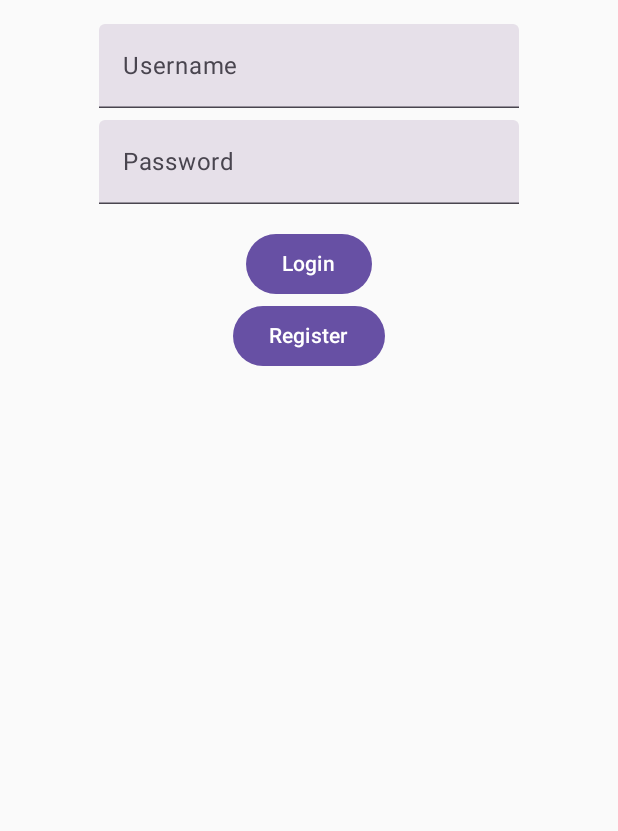
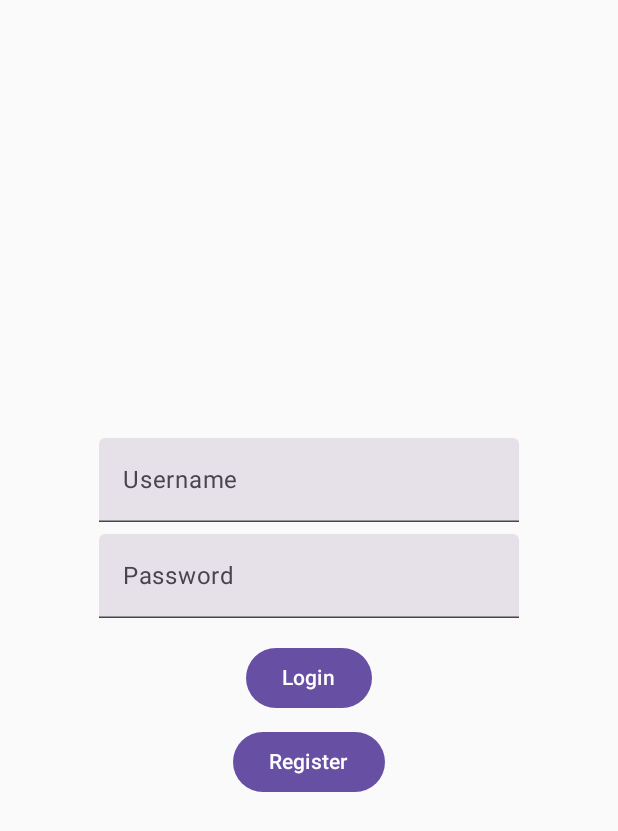
Before and after one commit to adeirjunior/bondbox, an Android app built with Jetpack Compose: the screen it shows after launch (MainActivity), after a tap on "Register", on a phone screen of 412 x 824 dp. Shown: the top 831 px of the screen. Run offline under Robolectric (Android 15) with nearby library versions, the phone set to English and light mode, and no system bars; our stand-ins replace Room's generated code.

```diff
--- a/app/src/main/java/me/adeir/bondbox/MainActivity.kt
+++ b/app/src/main/java/me/adeir/bondbox/MainActivity.kt
@@ -23,10 +23,12 @@ class MainActivity : ComponentActivity() {
         setContent {
             val navController = rememberNavController()
             val userViewModel: UserViewModel = viewModel()
-
             val loggedInUser by userViewModel.loggedInUser.collectAsState()
 
-            NavHost(navController, startDestination = "login") {
+            // Define a página inicial dinamicamente
+            val startDestination = if (loggedInUser == null) "login" else "friends"
+
+            NavHost(navController, startDestination = startDestination) {
                 composable("login") { LoginScreen(userViewModel, navController) }
                 composable("friends") {
                     loggedInUser?.let { user ->
@@ -45,7 +47,6 @@ class MainActivity : ComponentActivity() {
                     val friendId = backStackEntry.arguments?.getString("friendId")?.toIntOrNull()
                     AddEditFriendScreen(viewModel, userViewModel, navController, friendId)
                 }
-
             }
         }
     }
--- a/app/src/main/java/me/adeir/bondbox/data/dao/UserDao.kt
+++ b/app/src/main/java/me/adeir/bondbox/data/dao/UserDao.kt
@@ -4,13 +4,20 @@ import androidx.room.Dao
 import androidx.room.Insert
 import androidx.room.OnConflictStrategy
 import androidx.room.Query
+import androidx.room.Update
 import me.adeir.bondbox.data.model.User
 
 @Dao
 interface UserDao {
+    @Query("SELECT * FROM users LIMIT 1")
+    suspend fun getUser(): User?
+
     @Insert(onConflict = OnConflictStrategy.REPLACE)
     suspend fun insertUser(user: User)
 
-    @Query("SELECT * FROM users WHERE username = :username LIMIT 1")
-    suspend fun getUser(username: String): User?
+    @Update
+    suspend fun updateUser(user: User)
+
+    @Query("DELETE FROM users")
+    suspend fun deleteUser()
 }
--- a/app/src/main/java/me/adeir/bondbox/data/model/User.kt
+++ b/app/src/main/java/me/adeir/bondbox/data/model/User.kt
@@ -5,7 +5,7 @@ import androidx.room.PrimaryKey
 
 @Entity(tableName = "users")
 data class User(
-    @PrimaryKey(autoGenerate = true) val id: Int = 0,
+    @PrimaryKey val id: Int = 1,
     val username: String,
     val password: String
 )
--- a/app/src/main/java/me/adeir/bondbox/ui/LoginScreen.kt
+++ b/app/src/main/java/me/adeir/bondbox/ui/LoginScreen.kt
@@ -1,5 +1,7 @@
 package me.adeir.bondbox.ui
 
+import android.widget.Toast
+import androidx.compose.foundation.layout.Arrangement
 import androidx.compose.foundation.layout.Column
 import androidx.compose.foundation.layout.Spacer
 import androidx.compose.foundation.layout.fillMaxSize
@@ -9,8 +11,11 @@ import androidx.compose.material3.Button
 import androidx.compose.material3.Text
 import androidx.compose.material3.TextField
 import androidx.compose.runtime.Composable
+import androidx.compose.runtime.collectAsState
+import androidx.compose.runtime.getValue
 import androidx.compose.ui.Alignment
 import androidx.compose.ui.Modifier
+import androidx.compose.ui.platform.LocalContext
 import androidx.compose.ui.text.input.PasswordVisualTransformation
 import androidx.compose.ui.tooling.preview.Preview
 import androidx.compose.ui.unit.dp
@@ -20,22 +25,48 @@ import me.adeir.bondbox.viewmodel.UserViewModel
 
 @Composable
 fun LoginScreen(viewModel: UserViewModel, navController: NavController) {
-    Column(modifier = Modifier.fillMaxSize().padding(16.dp), horizontalAlignment = Alignment.CenterHorizontally) {
-        TextField(value = viewModel.username, onValueChange = { viewModel.username = it }, label = { Text("Username") })
+    Column(
+        modifier = Modifier
+            .fillMaxSize()
+            .padding(16.dp),
+        verticalArrangement = Arrangement.Center,
+        horizontalAlignment = Alignment.CenterHorizontally
+    ) {
+        val context = LocalContext.current // Acessa o contexto para mostrar Toasts
+        val loggedInUser by viewModel.loggedInUser.collectAsState()
+
+        TextField(
+            value = viewModel.username,
+            onValueChange = { viewModel.username = it },
+            label = { Text("Username") }
+        )
         Spacer(modifier = Modifier.height(8.dp))
-        TextField(value = viewModel.password, onValueChange = { viewModel.password = it }, label = { Text("Password") }, visualTransformation = PasswordVisualTransformation())
+        TextField(
+            value = viewModel.password,
+            onValueChange = { viewModel.password = it },
+            label = { Text("Password") },
+            visualTransformation = PasswordVisualTransformation()
+        )
         Spacer(modifier = Modifier.height(16.dp))
-        Button(onClick = { viewModel.login { navController.navigate("friends") } }) { Text("Login") }
-        Button(onClick = { viewModel.register() }) { Text("Register") }
+        Button(onClick = { viewModel.login { navController.navigate("friends") } }) {
+            Text("Login")
+        }
+        Spacer(modifier = Modifier.height(8.dp))
+        Button(onClick = {
+            Toast.makeText(context, "User added successfully!", Toast.LENGTH_SHORT).show()
+            viewModel.register()
+        },
+            enabled = loggedInUser == null
+        ) {
+            Text("Register")
+        }
     }
 }
 
 @Preview
 @Composable
 fun LoginScreenPreview() {
-    val fakeViewModel = UserViewModel(
-        application = TODO()
-    )  // Substitua por um mock adequado
+    val fakeViewModel = UserViewModel(application = TODO())
     val fakeNavController = rememberNavController()
 
     LoginScreen(viewModel = fakeViewModel, navController = fakeNavController)
--- a/app/src/main/java/me/adeir/bondbox/viewmodel/UserViewModel.kt
+++ b/app/src/main/java/me/adeir/bondbox/viewmodel/UserViewModel.kt
@@ -1,6 +1,7 @@
 package me.adeir.bondbox.viewmodel
 
 import android.app.Application
+import android.util.Log
 import androidx.compose.runtime.getValue
 import androidx.compose.runtime.mutableStateOf
 import androidx.compose.runtime.setValue
@@ -22,13 +23,18 @@ class UserViewModel(application: Application) : AndroidViewModel(application) {
 
     fun register() {
         viewModelScope.launch {
-            userDao.insertUser(User(username = username, password = password))
+            val existingUser = userDao.getUser()
+            if (existingUser == null) {
+                userDao.insertUser(User(username = username, password = password))
+            } else {
+                Log.d("UserViewModel", "Já existe um usuário registrado.")
+            }
         }
     }
 
     fun login(onSuccess: () -> Unit) {
         viewModelScope.launch {
-            val user = userDao.getUser(username)
+            val user = userDao.getUser()
             if (user != null && user.password == password) {
                 _loggedInUser.value = user
                 onSuccess()
```
